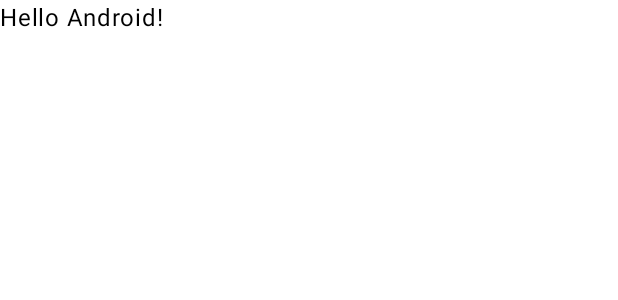
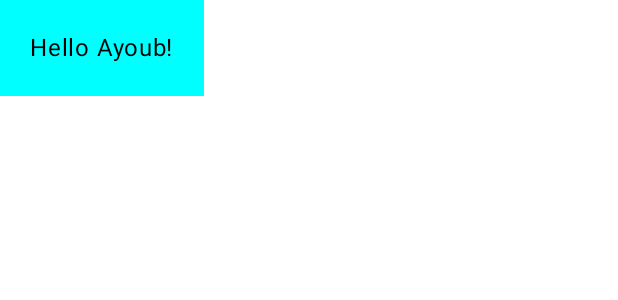
Before and after one commit to Tribak77/First-android-app, an Android app built with Jetpack Compose: the @Preview function GreetingPreview, on a phone screen of 412 x 824 dp. Shown: the top 300 px of the screen. Run offline under Robolectric (Android 15) with nearby library versions, the phone set to English and light mode, and no system bars.

Commit message:
first app

```diff
--- a/app/src/main/java/com/example/myapplication/MainActivity.kt
+++ b/app/src/main/java/com/example/myapplication/MainActivity.kt
@@ -7,11 +7,14 @@ import androidx.activity.enableEdgeToEdge
 import androidx.compose.foundation.layout.fillMaxSize
 import androidx.compose.foundation.layout.padding
 import androidx.compose.material3.Scaffold
+import androidx.compose.material3.Surface
 import androidx.compose.material3.Text
 import androidx.compose.runtime.Composable
 import androidx.compose.ui.Modifier
 import androidx.compose.ui.tooling.preview.Preview
 import com.example.myapplication.ui.theme.MyApplicationTheme
+import androidx.compose.ui.graphics.Color
+import androidx.compose.ui.unit.dp
 
 class MainActivity : ComponentActivity() {
     override fun onCreate(savedInstanceState: Bundle?) {
@@ -21,7 +24,7 @@ class MainActivity : ComponentActivity() {
             MyApplicationTheme {
                 Scaffold(modifier = Modifier.fillMaxSize()) { innerPadding ->
                     Greeting(
-                        name = "Android",
+                        name = "Ayoub tribak",
                         modifier = Modifier.padding(innerPadding)
                     )
                 }
@@ -32,16 +35,19 @@ class MainActivity : ComponentActivity() {
 
 @Composable
 fun Greeting(name: String, modifier: Modifier = Modifier) {
-    Text(
-        text = "Hello $name!",
-        modifier = modifier
-    )
+    Surface(color = Color.Cyan) {
+        Text(
+            text = "Hello $name!",
+            modifier = modifier.padding(20.dp)
+        )
+    }
+
 }
 
 @Preview(showBackground = true)
 @Composable
 fun GreetingPreview() {
     MyApplicationTheme {
-        Greeting("Android")
+        Greeting("Ayoub")
     }
 }
```
